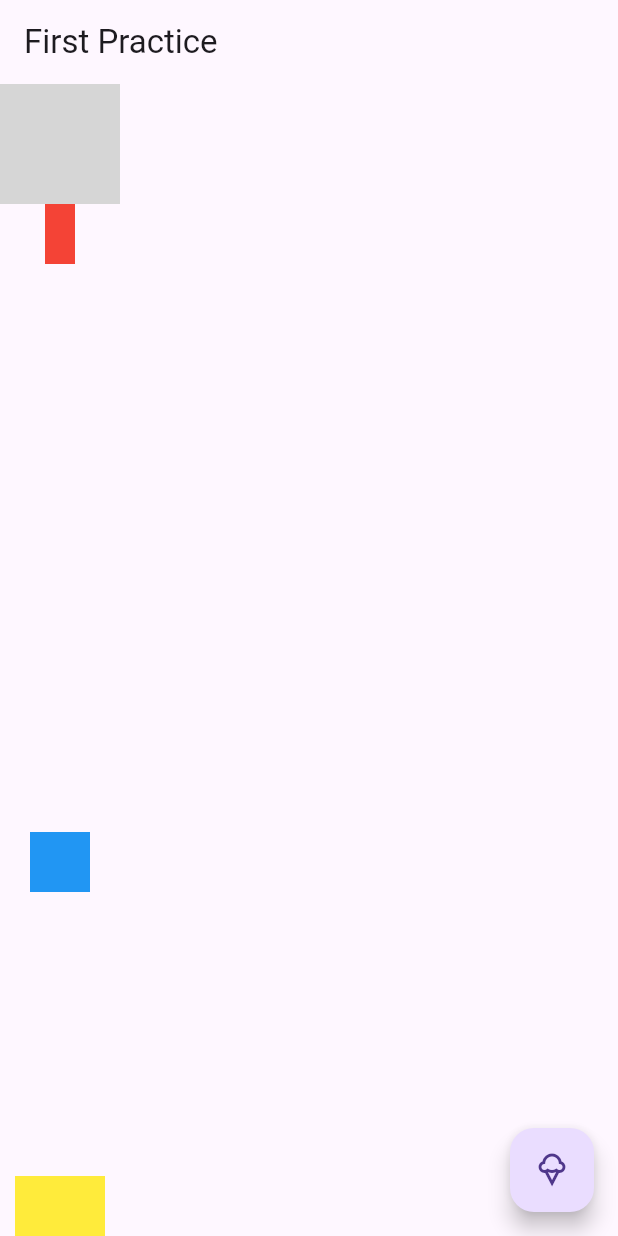
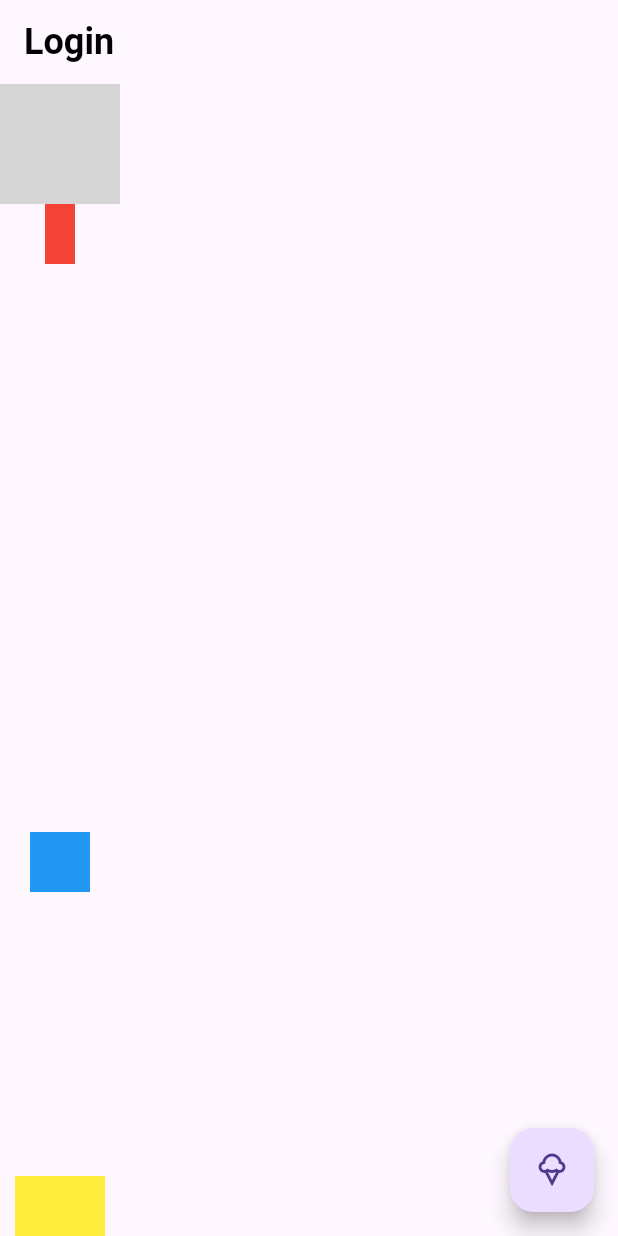
Before and after one commit to nmirmir/Proyecto-de-IHM, a Flutter app: the screen it shows after launch, on a phone screen of 412 x 824 dp. Run offline on Flutter 3.47's test engine with Material 3 defaults, Android fonts, the light colour scheme and no system bars; grey boxes are pictures that could not be loaded.

Commit message:
he actualizado cosas para que se va mas bonito el login (aun está muy verde)
pero que muy verde

```diff
--- a/proyecto_hmi/lib/views/first_page.dart
+++ b/proyecto_hmi/lib/views/first_page.dart
@@ -19,7 +19,13 @@ class FirstPage extends StatelessWidget {
   Widget build(BuildContext context){
     return Scaffold(
     appBar: AppBar(
-      title: const Text('First Practice')),
+      title: const Text('Login', style: TextStyle( fontFamily: 'Roboto',
+      fontSize: 24,
+      fontWeight:
+      FontWeight.bold,
+      color: Colors.black,),
+        )
+      ),
     floatingActionButton: const FloatingActionButton(
       onPressed: null,
       child:  Icon(Icons.icecream_outlined),
```
